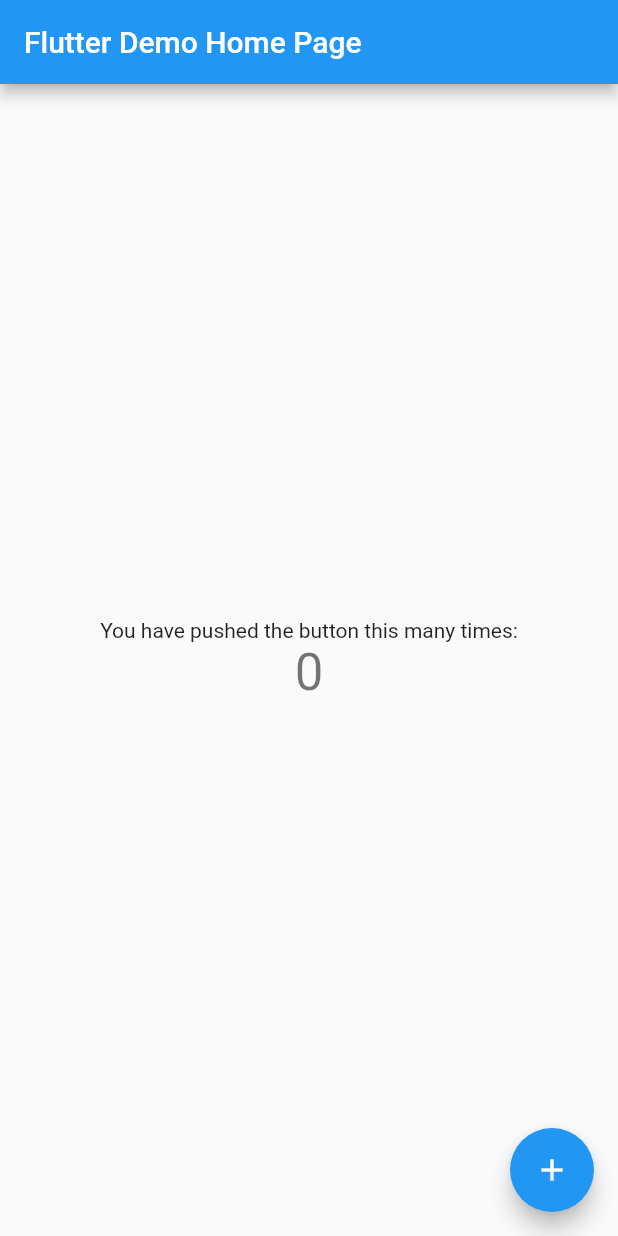
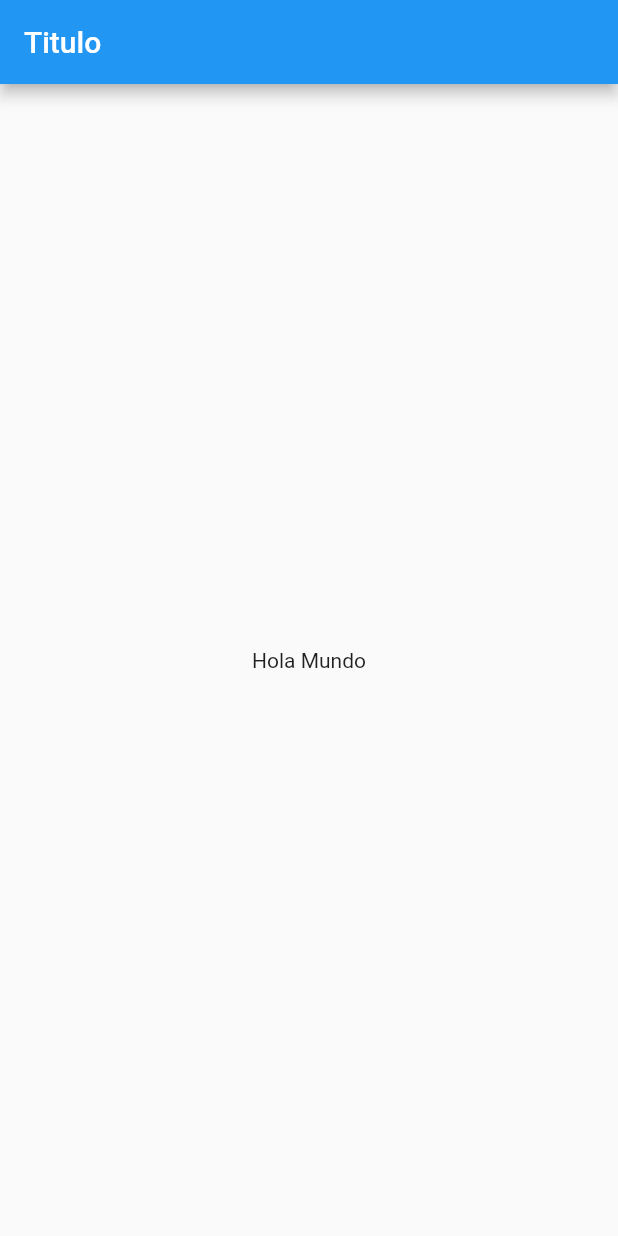
Before and after one commit to danmcode/flutter-projects-course, a Flutter app: the screen it shows after launch, on a phone screen of 412 x 824 dp. Run offline on Flutter 3.47's test engine with Material 2 defaults, Android fonts, the light colour scheme and no system bars.

Commit message:
* Configuraciones iniciales * Configuración del home

```diff
--- a/counter/lib/main.dart
+++ b/counter/lib/main.dart
@@ -1,115 +1,8 @@
+import 'package:counter/src/app.dart';
+
+//Importaciones que nosotros hicimos
 import 'package:flutter/material.dart';
 
 void main() {
-  runApp(const MyApp());
+  runApp(MyApp());
 }
-
-class MyApp extends StatelessWidget {
-  const MyApp({Key? key}) : super(key: key);
-
-  // This widget is the root of your application.
-  @override
-  Widget build(BuildContext context) {
-    return MaterialApp(
-      title: 'Flutter Demo',
-      theme: ThemeData(
-        // This is the theme of your application.
-        //
-        // Try running your application with "flutter run". You'll see the
-        // application has a blue toolbar. Then, without quitting the app, try
-        // changing the primarySwatch below to Colors.green and then invoke
-        // "hot reload" (press "r" in the console where you ran "flutter run",
-        // or simply save your changes to "hot reload" in a Flutter IDE).
-        // Notice that the counter didn't reset back to zero; the application
-        // is not restarted.
-        primarySwatch: Colors.blue,
-      ),
-      home: const MyHomePage(title: 'Flutter Demo Home Page'),
-    );
-  }
-}
-
-class MyHomePage extends StatefulWidget {
-  const MyHomePage({Key? key, required this.title}) : super(key: key);
-
-  // This widget is the home page of your application. It is stateful, meaning
-  // that it has a State object (defined below) that contains fields that affect
-  // how it looks.
-
-  // This class is the configuration for the state. It holds the values (in this
-  // case the title) provided by the parent (in this case the App widget) and
-  // used by the build method of the State. Fields in a Widget subclass are
-  // always marked "final".
-
-  final String title;
-
-  @override
-  State<MyHomePage> createState() => _MyHomePageState();
-}
-
-class _MyHomePageState extends State<MyHomePage> {
-  int _counter = 0;
-
-  void _incrementCounter() {
-    setState(() {
-      // This call to setState tells the Flutter framework that something has
-      // changed in this State, which causes it to rerun the build method below
-      // so that the display can reflect the updated values. If we changed
-      // _counter without calling setState(), then the build method would not be
-      // called again, and so nothing would appear to happen.
-      _counter++;
-    });
-  }
-
-  @override
-  Widget build(BuildContext context) {
-    // This method is rerun every time setState is called, for instance as done
-    // by the _incrementCounter method above.
-    //
-    // The Flutter framework has been optimized to make rerunning build methods
-    // fast, so that you can just rebuild anything that needs updating rather
-    // than having to individually change instances of widgets.
-    return Scaffold(
-      appBar: AppBar(
-        // Here we take the value from the MyHomePage object that was created by
-        // the App.build method, and use it to set our appbar title.
-        title: Text(widget.title),
-      ),
-      body: Center(
-        // Center is a layout widget. It takes a single child and positions it
-        // in the middle of the parent.
-        child: Column(
-          // Column is also a layout widget. It takes a list of children and
-          // arranges them vertically. By default, it sizes itself to fit its
-          // children horizontally, and tries to be as tall as its parent.
-          //
-          // Invoke "debug painting" (press "p" in the console, choose the
-          // "Toggle Debug Paint" action from the Flutter Inspector in Android
-          // Studio, or the "Toggle Debug Paint" command in Visual Studio Code)
-          // to see the wireframe for each widget.
-          //
-          // Column has various properties to control how it sizes itself and
-          // how it positions its children. Here we use mainAxisAlignment to
-          // center the children vertically; the main axis here is the vertical
-          // axis because Columns are vertical (the cross axis would be
-          // horizontal).
-          mainAxisAlignment: MainAxisAlignment.center,
-          children: <Widget>[
-            const Text(
-              'You have pushed the button this many times:',
-            ),
-            Text(
-              '$_counter',
-              style: Theme.of(context).textTheme.headline4,
-            ),
-          ],
-        ),
-      ),
-      floatingActionButton: FloatingActionButton(
-        onPressed: _incrementCounter,
-        tooltip: 'Increment',
-        child: const Icon(Icons.add),
-      ), // This trailing comma makes auto-formatting nicer for build methods.
-    );
-  }
-}
--- /dev/null
+++ b/counter/lib/src/app.dart
@@ -0,0 +1,13 @@
+import 'package:counter/src/pages/home_page.dart';
+import 'package:flutter/material.dart';
+
+class MyApp extends StatelessWidget {
+  const MyApp({Key? key}) : super(key: key);
+
+  @override
+  Widget build(context) {
+    return const MaterialApp(
+      home: HomePage(),
+    );
+  }
+}
--- /dev/null
+++ b/counter/lib/src/pages/home_page.dart
@@ -0,0 +1,17 @@
+import 'package:flutter/material.dart';
+
+class HomePage extends StatelessWidget {
+  const HomePage({Key? key}) : super(key: key);
+
+  @override
+  Widget build(BuildContext context) {
+    return Scaffold(
+      appBar: AppBar(
+        title: Text('Titulo'),
+      ),
+      body: Center(
+        child: Text('Hola Mundo'),
+      ),
+    );
+  }
+}
```
Also changed, not shown: 1 other file.
